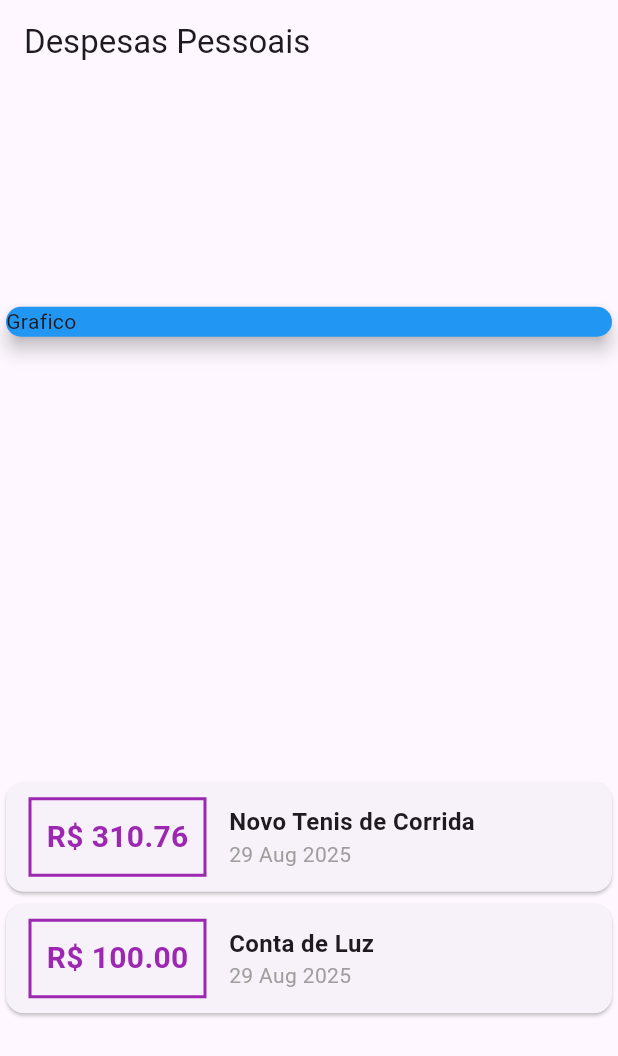
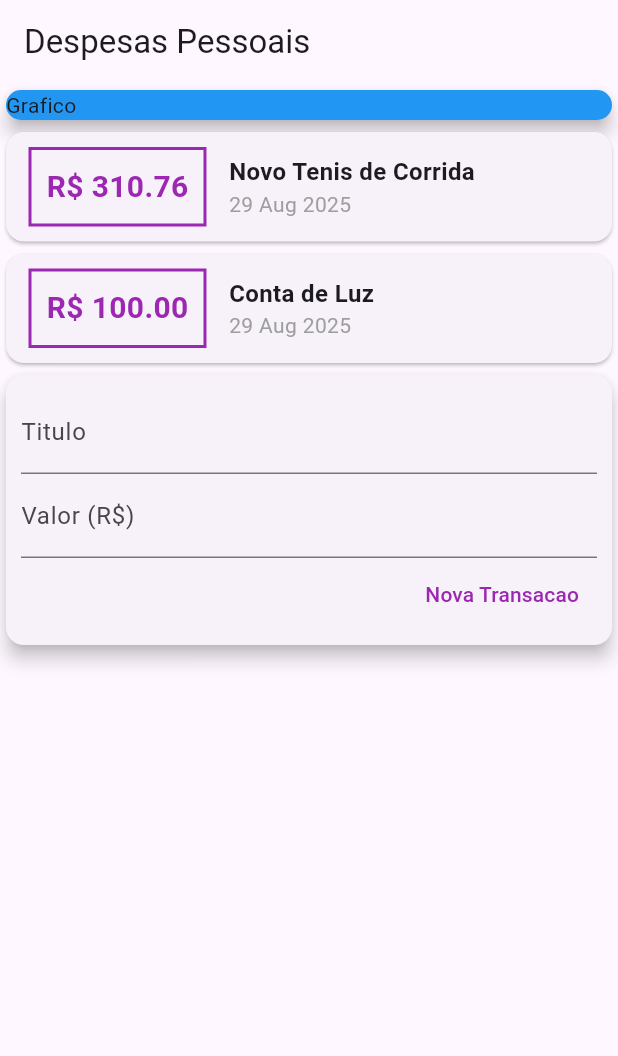
Before and after one commit to DarlanMarangoni/flutter, a Flutter app: the screen it shows after launch, on a phone screen of 412 x 824 dp. Shown: the top 1056 px of the screen. Run offline on Flutter 3.47's test engine with Material 3 defaults, Android fonts, the phone set to English and light mode, and no system bars.

Commit message:
100 - Adicionando TextField e TextButton

```diff
--- a/expenses/lib/main.dart
+++ b/expenses/lib/main.dart
@@ -36,7 +36,6 @@ class MyHomePage extends StatelessWidget {
     return Scaffold(
       appBar: AppBar(title: Text('Despesas Pessoais')),
       body: Column(
-        mainAxisAlignment: MainAxisAlignment.spaceAround,
         crossAxisAlignment: CrossAxisAlignment.stretch,
         children: [
           SizedBox(
@@ -90,6 +89,34 @@ class MyHomePage extends StatelessWidget {
               );
             }).toList(),
           ),
+          Card(
+            elevation: 5,
+            child: Padding(
+              padding: const EdgeInsets.all(10.0),
+              child: Column(
+                children: [
+                  TextField(decoration: InputDecoration(labelText: 'Titulo')),
+                  TextField(
+                    decoration: InputDecoration(labelText: 'Valor (R\$)'),
+                  ),
+                  Row(
+                    mainAxisAlignment: MainAxisAlignment.end,
+                    children: [
+                      TextButton(
+                        style: ButtonStyle(
+                          foregroundColor: WidgetStatePropertyAll(
+                            Colors.purple,
+                          ),
+                        ),
+                        onPressed: () {},
+                        child: Text('Nova Transacao'),
+                      ),
+                    ],
+                  ),
+                ],
+              ),
+            ),
+          ),
         ],
       ),
     );
```
